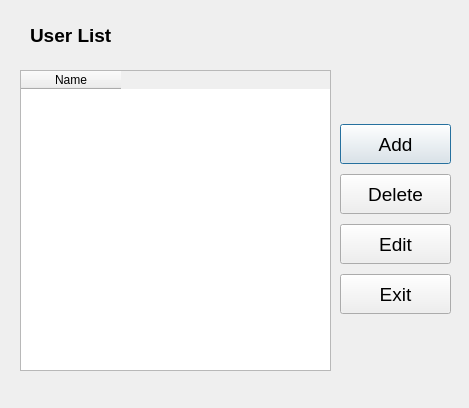
Above: dialoguser.ui from mychuang/IP_CAM before the change. Below: the same form after it.
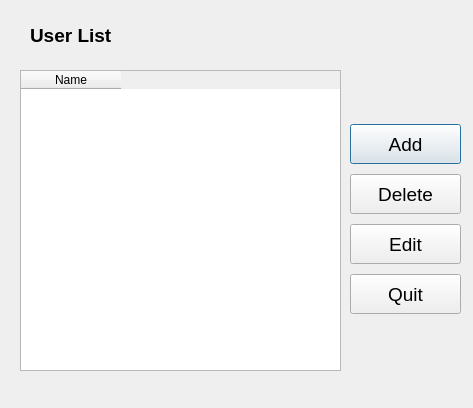
That is the form after the change.

Commit message: complete the User del&quit function

```diff
--- a/dialoguser.ui
+++ b/dialoguser.ui
@@ -6,7 +6,7 @@
    <rect>
     <x>0</x>
     <y>0</y>
-    <width>469</width>
+    <width>473</width>
     <height>408</height>
    </rect>
   </property>
@@ -18,7 +18,7 @@
     <rect>
      <x>20</x>
      <y>70</y>
-     <width>311</width>
+     <width>321</width>
      <height>301</height>
     </rect>
    </property>
@@ -31,7 +31,7 @@
   <widget class="QWidget" name="verticalLayoutWidget">
    <property name="geometry">
     <rect>
-     <x>340</x>
+     <x>350</x>
      <y>120</y>
      <width>111</width>
      <height>201</height>
@@ -106,7 +106,7 @@
        </font>
       </property>
       <property name="text">
-       <string>Exit</string>
+       <string>Quit</string>
       </property>
      </widget>
     </item>
```
Left out of the diff: 5 changed lines with no effect on the pictures. The commit also changes 8 other files.
